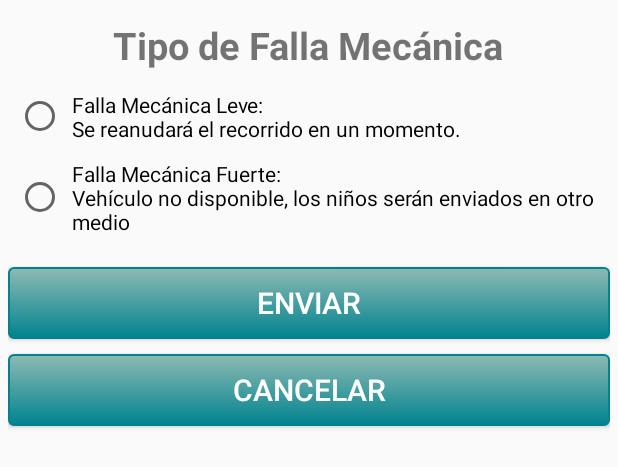
After one commit to mineiko/DolphinMovilidadesMovilidad, an Android app: the layout dialog_alerta_falla_mecanica.xml on its own in the app's theme, with its tools: preview values and no code run, on a phone screen of 412 x 824 dp. The commit adds this screen. Shown: the top 467 px of the screen. Run offline under Robolectric (Android 15) with nearby library versions, the phone set to English and light mode, and no system bars.

Commit message:
se agrego:  dialog de falla mecanica

```diff
--- /dev/null
+++ b/app/src/main/res/layout/dialog_alerta_falla_mecanica.xml
@@ -0,0 +1,66 @@
+<?xml version="1.0" encoding="utf-8"?>
+<LinearLayout xmlns:android="http://schemas.android.com/apk/res/android"
+    android:layout_width="match_parent"
+    android:layout_height="match_parent"
+    android:orientation="vertical"
+    android:padding="5dp">
+
+    <TextView
+        android:id="@+id/textView"
+        android:layout_width="wrap_content"
+        android:layout_height="wrap_content"
+        android:layout_gravity="center"
+        android:layout_marginTop="5dp"
+        android:text="Tipo de Falla Mecánica"
+        android:textSize="25sp"
+        android:textStyle="bold"
+        android:padding="2dp"/>
+
+
+    <RadioGroup
+        android:id="@+id/TiposDeFM"
+        android:layout_width="match_parent"
+        android:layout_height="wrap_content"
+        android:orientation="vertical"
+        android:padding="5dp">
+
+
+        <RadioButton
+            android:id="@+id/choqueLeveN1"
+            android:layout_width="match_parent"
+            android:layout_height="wrap_content"
+            android:text="Falla Mecánica Leve:\nSe reanudará el recorrido en un momento."
+            android:padding="5dp"
+            />
+        <RadioButton
+            android:id="@+id/choqueLeveN2"
+            android:layout_width="match_parent"
+            android:layout_height="wrap_content"
+            android:text="Falla Mecánica Fuerte:\nVehículo no disponible, los niños serán enviados en otro medio"
+            android:padding="5dp"
+            />
+
+    </RadioGroup>
+
+
+
+    <Button
+        android:id="@+id/btnEnviar"
+        android:layout_width="match_parent"
+        android:layout_height="wrap_content"
+        android:layout_marginTop="10dp"
+        android:background="@drawable/button"
+        android:text="@string/enviar"
+        android:textSize="20dp"
+        android:textColor="@android:color/white" />
+    <Button
+        android:id="@+id/btnCancelar"
+        android:layout_width="match_parent"
+        android:layout_height="wrap_content"
+        android:layout_marginTop="10dp"
+        android:background="@drawable/button"
+        android:textSize="20dp"
+        android:text="@string/cancelar"
+        android:textColor="@android:color/white" />
+
+</LinearLayout>
--- a/app/src/main/res/layout/fragment_alertas.xml
+++ b/app/src/main/res/layout/fragment_alertas.xml
@@ -120,7 +120,7 @@
                     android:layout_gravity="bottom"
 
 
-                    android:background="@drawable/fallamecanica" />
+                    android:background="@drawable/rep" />
                 <!--<TextView
                     android:id="@+id/textView"
                     android:layout_width="match_parent"
@@ -158,7 +158,7 @@
                     android:layout_width="wrap_content"
                     android:layout_height="wrap_content"
                     android:layout_gravity="center"
-                    android:background="@drawable/ninioenfermo"
+                    android:background="@drawable/enf"
                     />
                 <!--<TextView
                     android:id="@+id/textView"
```
Also changed, not shown: app/src/main/java/com/tyddolphin/appmovilidad/FragmentAlertas.java (+45 -4 lines), app/src/main/res/drawable/choque.jpg (deleted), app/src/main/res/drawable/choque.png (added), app/src/main/res/drawable/enf.png (added), app/src/main/res/drawable/fallamecanica.jpeg (deleted), app/src/main/res/drawable/fallamecanicab.png (deleted), app/src/main/res/drawable/ninioenfermo.jpeg (deleted), app/src/main/res/drawable/ninioenfermob.png (deleted), app/src/main/res/drawable/rep.png (added).
